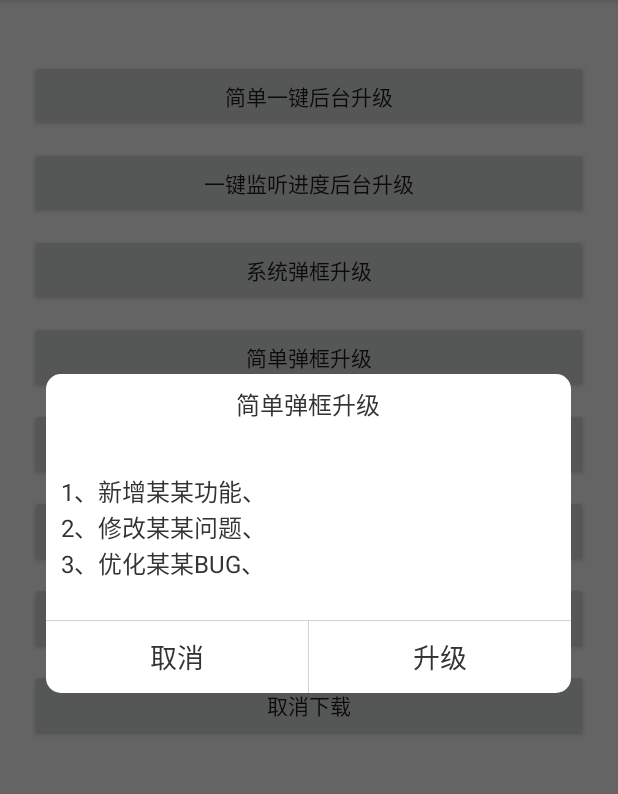
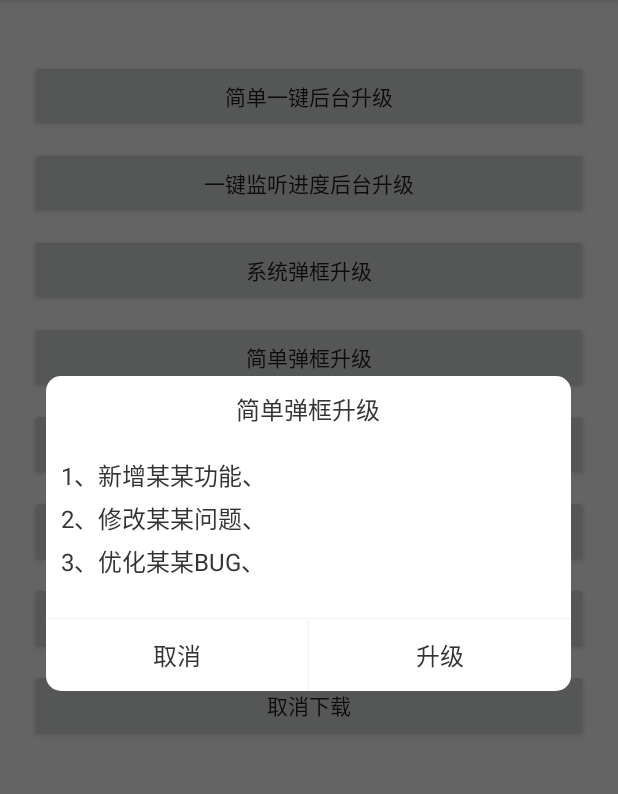
Before and after one commit to jenly1314/AppUpdater, an Android app: the screen it shows after launch (MainActivity), after a tap on "简单弹框升级", on a phone screen of 412 x 824 dp, the part 84-878 px from its top. Run offline under Robolectric (Android 15) with nearby library versions, the phone set to English and light mode, and no system bars.

Commit message:
*  优化默认Dialog样式的显示细节

```diff
--- a/app-dialog/src/main/java/com/king/app/dialog/AppDialog.java
+++ b/app-dialog/src/main/java/com/king/app/dialog/AppDialog.java
@@ -53,14 +53,10 @@ public enum AppDialog {
         btnDialogCancel.setOnClickListener(config.getOnClickCancel() != null ? config.getOnClickCancel() : mOnClickDismissDialog);
         btnDialogCancel.setVisibility(config.isHideCancel() ? View.GONE : View.VISIBLE);
 
-        try{
-            //不强制要求要有中间的线
-            View line = view.findViewById(R.id.line);
-            if(line != null){
-                line.setVisibility(config.isHideCancel() ? View.GONE : View.VISIBLE);
-            }
-        }catch (Exception e){
-
+        //不强制要求要有中间的线
+        View line = view.findViewById(config.getLineId());
+        if(line != null){
+            line.setVisibility(config.isHideCancel() ? View.GONE : View.VISIBLE);
         }
 
         Button btnDialogOK = view.findViewById(config.getOkId());
--- a/app-dialog/src/main/java/com/king/app/dialog/AppDialogConfig.java
+++ b/app-dialog/src/main/java/com/king/app/dialog/AppDialogConfig.java
@@ -36,7 +36,7 @@ public class AppDialogConfig {
     /**
      * 按钮中间分割线ID
      */
-    private @IdRes int line = R.id.line;
+    private @IdRes int lineId = R.id.line;
     /**
      * 标题文本
      */
@@ -113,12 +113,12 @@ public class AppDialogConfig {
         return this;
     }
 
-    public @IdRes int getLine() {
-        return line;
+    public @IdRes int getLineId() {
+        return lineId;
     }
 
-    public AppDialogConfig setLine(@IdRes int line) {
-        this.line = line;
+    public AppDialogConfig setLineId(@IdRes int lineId) {
+        this.lineId = lineId;
         return this;
     }
 
--- a/app-dialog/src/main/res/layout/app_dialog.xml
+++ b/app-dialog/src/main/res/layout/app_dialog.xml
@@ -11,8 +11,7 @@
         android:layout_width="match_parent"
         android:layout_height="wrap_content"
         android:gravity="center"
-        android:minHeight="40dp"
-        android:padding="6dp"
+        android:padding="10dp"
         android:lines="1"
         android:textSize="@dimen/app_dialog_title_text_size"
         android:textColor="@color/app_dialog_title_color"
@@ -24,9 +23,8 @@
         android:padding="10dp"
         android:textSize="@dimen/app_dialog_content_text_size"
         android:textColor="@color/app_dialog_content_color"
-        android:layout_marginTop="16dp"
         android:layout_marginBottom="16dp"
-        android:lineSpacingMultiplier="1" />
+        android:lineSpacingMultiplier="1.2" />
     <include layout="@layout/app_dialog_line_h"/>
     <LinearLayout
         android:orientation="horizontal"
--- a/app-dialog/src/main/res/values/colors.xml
+++ b/app-dialog/src/main/res/values/colors.xml
@@ -8,6 +8,6 @@
     <color name="app_dialog_button_normal_color">#333333</color>
     <color name="app_dialog_button_pressed_color">@color/colorAccent</color>
 
-    <color name="app_dialog_line_color">#d2d2d2</color>
+    <color name="app_dialog_line_color">#f2f2f2</color>
 
 </resources>
--- a/app-dialog/src/main/res/values/dimens.xml
+++ b/app-dialog/src/main/res/values/dimens.xml
@@ -6,5 +6,5 @@
 
     <dimen name="app_dialog_title_text_size">16sp</dimen>
     <dimen name="app_dialog_content_text_size">16sp</dimen>
-    <dimen name="app_dialog_button_text_size">18sp</dimen>
+    <dimen name="app_dialog_button_text_size">16sp</dimen>
 </resources>
--- a/app/src/main/res/layout/dialog_custom.xml
+++ b/app/src/main/res/layout/dialog_custom.xml
@@ -11,7 +11,6 @@
         android:layout_width="match_parent"
         android:layout_height="wrap_content"
         android:gravity="center"
-        android:minHeight="40dp"
         android:padding="6dp"
         android:lines="1"
         android:textSize="16sp"
```
Also changed, not shown: app-dialog/src/main/java/com/king/app/dialog/fragment/AppDialogFragment.java (+3 -5 lines), app/src/main/res/layout/dialog.xml (+5 -4 lines), 2 other files.
